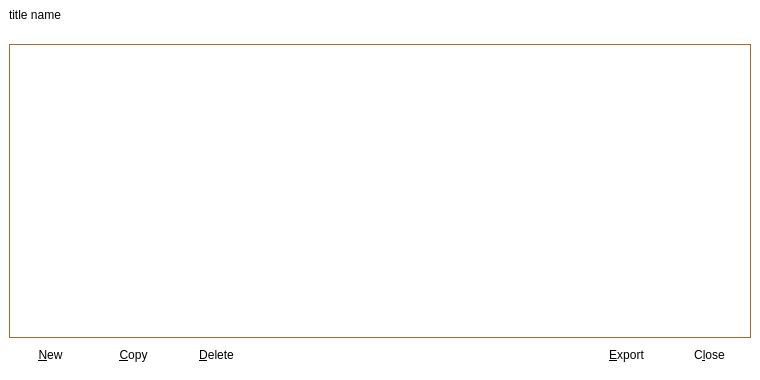
MassGrid/MassGrid, file src/qt/forms/addressbookpage.ui: the form before one commit.
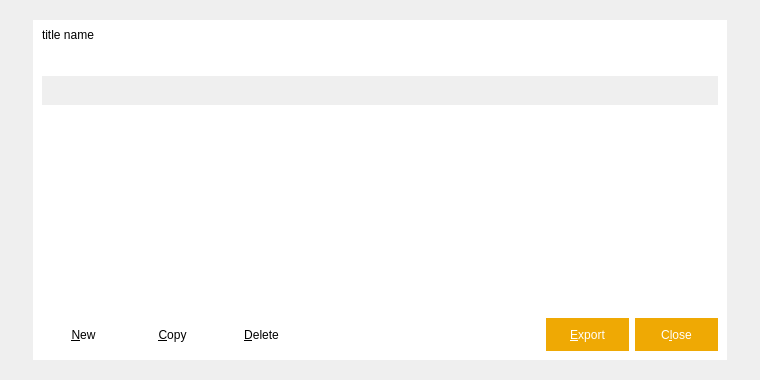
The form after the commit. Icons and pictures are not drawn.

The edit to the form file:
```diff
--- a/src/qt/forms/addressbookpage.ui
+++ b/src/qt/forms/addressbookpage.ui
@@ -11,18 +11,65 @@
    </rect>
   </property>
   <property name="styleSheet">
-   <string notr="true">QToolButton{
+   <string notr="true"/>
+  </property>
+  <layout class="QGridLayout" name="gridLayout">
+   <property name="leftMargin">
+    <number>0</number>
+   </property>
+   <property name="topMargin">
+    <number>0</number>
+   </property>
+   <property name="rightMargin">
+    <number>0</number>
+   </property>
+   <property name="bottomMargin">
+    <number>0</number>
+   </property>
+   <item row="0" column="0">
+    <widget class="QWidget" name="centerWin" native="true">
+     <property name="styleSheet">
+      <string notr="true">QWidget#centerWin{
+border-image: url(:/pic/res/pic/dlgBackgroud.png);
+}</string>
+     </property>
+     <layout class="QGridLayout" name="gridLayout_2">
+      <property name="leftMargin">
+       <number>33</number>
+      </property>
+      <property name="topMargin">
+       <number>20</number>
+      </property>
+      <property name="rightMargin">
+       <number>33</number>
+      </property>
+      <property name="bottomMargin">
+       <number>20</number>
+      </property>
+      <item row="0" column="0">
+       <widget class="QFrame" name="mainframe">
+        <property name="styleSheet">
+         <string notr="true">QFrame#mainframe{
+border:hidden;
+background-color: rgb(255, 255, 255);
+}
+
+QToolButton{
 width:80;
 height:30;
 border:hidden;
 }
-QWidget{
-	background-color: rgb(255, 255, 255);
-}</string>
+</string>
+        </property>
+        <property name="frameShape">
+         <enum>QFrame::StyledPanel</enum>
+        </property>
+        <property name="frameShadow">
+         <enum>QFrame::Raised</enum>
   </property>
   <layout class="QVBoxLayout" name="verticalLayout_2">
    <property name="spacing">
-    <number>0</number>
+          <number>6</number>
    </property>
    <property name="leftMargin">
     <number>0</number>
@@ -120,19 +167,19 @@
        </property>
        <property name="styleSheet">
         <string notr="true">QTableView {
-    color: black;
+color: black;
 gridline-color: white;
 background-color: white;
-alternate-background-color: rgb(247,242,238);
+ outline: 0px;
+ alternate-background-color: rgb(247,242,238);
 selection-color: white;
-selection-background-color: rgb(247,242,238);
-border:1px solid rgb(174,103,46);
+selection-background-color: rgb(239,169,4);
+border:hidden;
 }
 
 QHeaderView {
 color: black;
-font: 10pt;
-background-color: white;
+font: 12pt;
 border: 0px solid rgb(144, 144, 144);
 border:0px solid rgb(191,191,191);
 border-left-color: red;
@@ -143,11 +190,16 @@
 
 QHeaderView::section {
 color: black;
-background-color: white;
-border: 5px solid #626262;
+background-color: rgb(234, 221, 210);
+border: 0px solid #626262;
 border-radius:0px;
 border-color: white;
+}
 
+QTableView::item::selected
+{
+border:hidden;
+	background-color: rgb(239, 169, 4);
 }
 
 /*垂直滚动条整体*/
@@ -235,7 +287,7 @@
         <enum>QAbstractItemView::SelectRows</enum>
        </property>
        <property name="sortingEnabled">
-        <bool>true</bool>
+              <bool>false</bool>
        </property>
        <attribute name="verticalHeaderVisible">
         <bool>false</bool>
@@ -313,6 +365,15 @@
          <property name="toolTip">
           <string>Export the data in the current tab to a file</string>
          </property>
+               <property name="styleSheet">
+                <string notr="true">QToolButton{
+width:80;
+height:30;
+background-color: rgb(239, 169, 4);
+color: rgb(255, 255, 255);
+border:hidden;
+}</string>
+               </property>
          <property name="text">
           <string>&amp;Export</string>
          </property>
@@ -333,6 +394,15 @@
            <verstretch>0</verstretch>
           </sizepolicy>
          </property>
+               <property name="styleSheet">
+                <string notr="true">QToolButton{
+width:80;
+height:30;
+background-color: rgb(239, 169, 4);
+color: rgb(255, 255, 255);
+border:hidden;
+}</string>
+               </property>
          <property name="text">
           <string>C&amp;lose</string>
          </property>
@@ -341,6 +411,12 @@
       </layout>
      </item>
     </layout>
+         </item>
+        </layout>
+       </widget>
+      </item>
+     </layout>
+    </widget>
    </item>
   </layout>
  </widget>
```
Left out of the diff: 4 changed lines with no effect on the pictures. Lines whose indentation alone changed are shown as unchanged.
